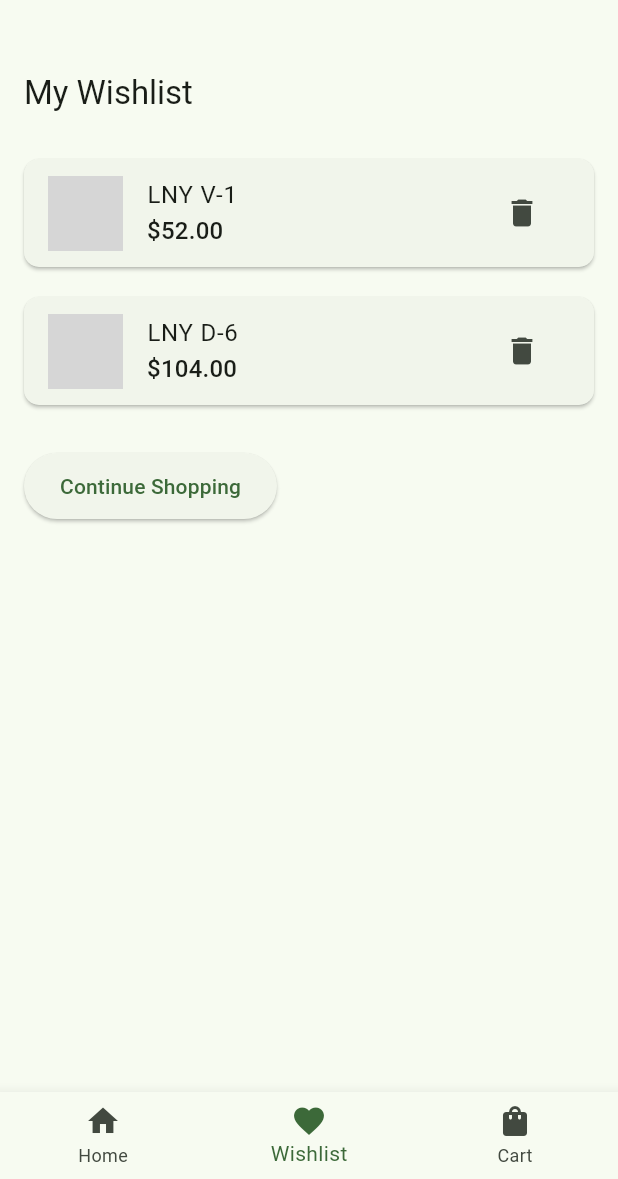
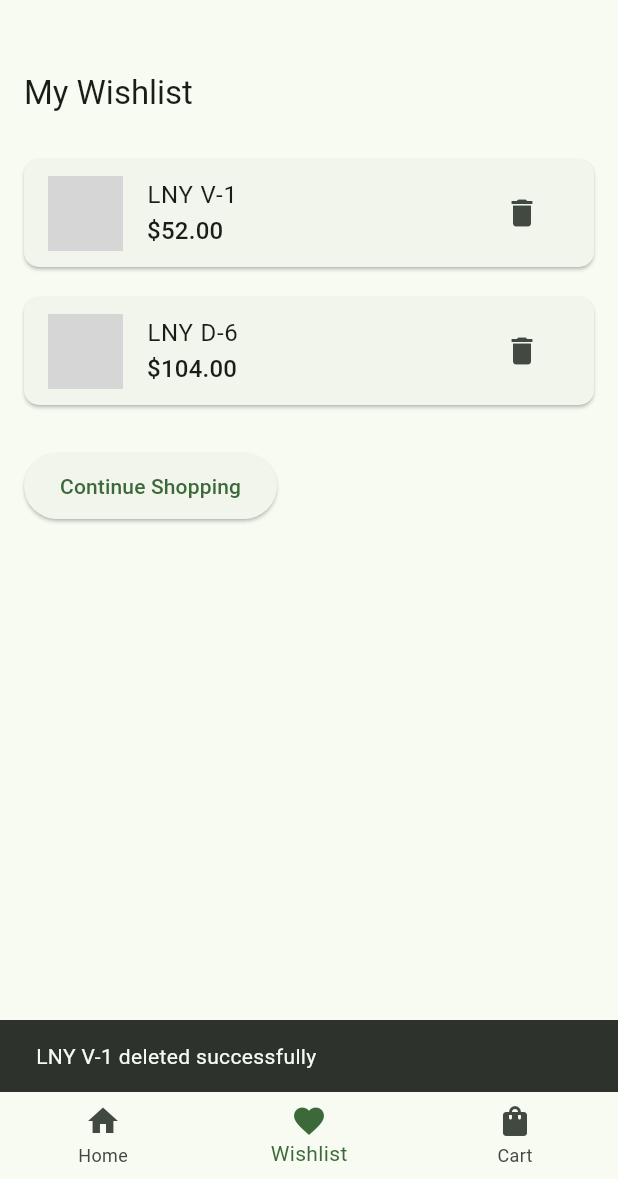
Before and after one commit to TrippyHouseProductions/luxnewyork_flutter_app, a Flutter app: the screen it shows after launch, item 2 of the bottom bar chosen, after a tap on the "delete" icon, on a phone screen of 412 x 824 dp, the part 57-1236 px from its top. Run offline on Flutter 3.47's test engine with Material 3 defaults, Android fonts, the phone set to English and light mode, and no system bars; grey boxes are pictures that could not be loaded.

Commit message:
added snackbar to wishlist screen

```diff
--- a/lib/screens/wishlist_screen.dart
+++ b/lib/screens/wishlist_screen.dart
@@ -5,11 +5,21 @@ import 'package:luxnewyork_flutter_app/screens/main_screen.dart';
 class WishlistScreen extends StatelessWidget {
   const WishlistScreen({super.key});
 
+  // Show delete message
+  void _showDeleteMessage(BuildContext context, String productName) {
+    ScaffoldMessenger.of(context).showSnackBar(
+      SnackBar(
+        content: Text('$productName deleted successfully'),
+        duration: const Duration(seconds: 2),
+      ),
+    );
+  }
+
   @override
   Widget build(BuildContext context) {
     final theme = Theme.of(context);
 
-    // Get the first 2 products for now (demo purpose)
+    // Get the first 2 products
     final List<Product> wishlistProducts = products.take(2).toList();
 
     return Scaffold(
@@ -51,7 +61,9 @@ class WishlistScreen extends StatelessWidget {
                       trailing: IconButton(
                         icon: const Icon(Icons.delete),
                         onPressed: () {
-                          // TODO: Logic to remove Item from Wishlist
+                          // Show message
+                          _showDeleteMessage(context, product.name);
+                          //TODO - Add delete product logic
                         },
                       ),
                     ),
```
